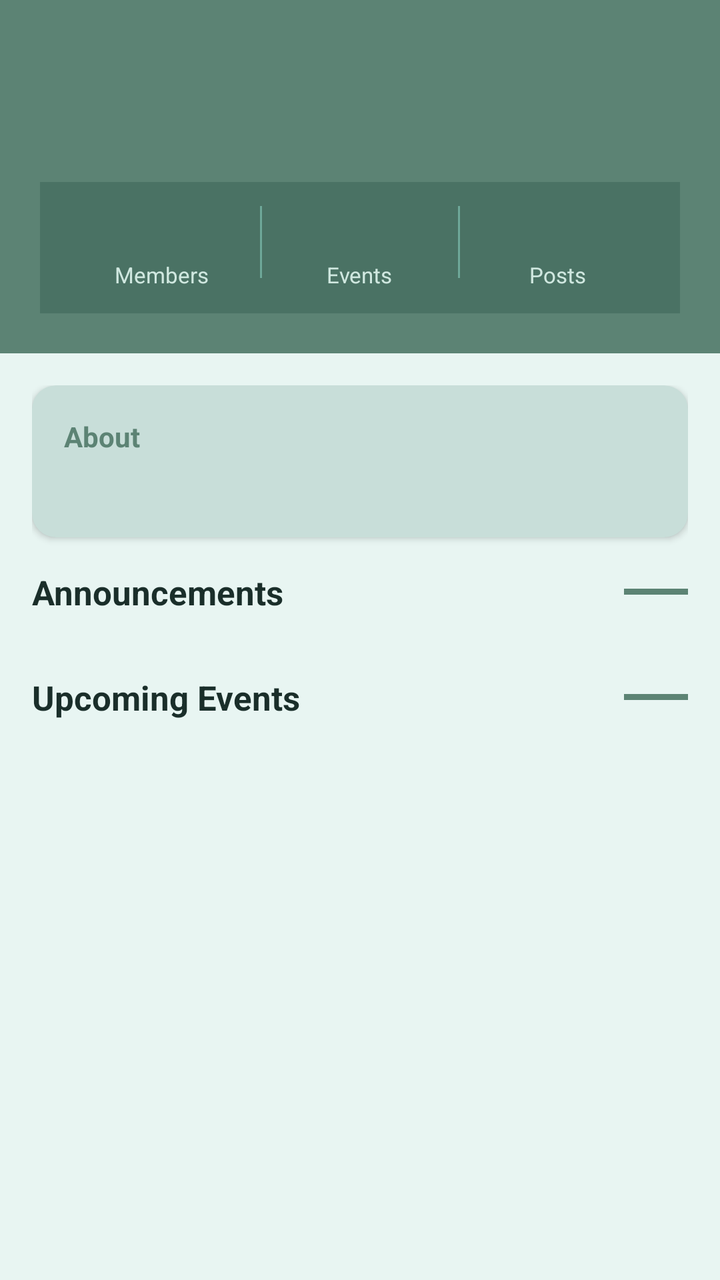
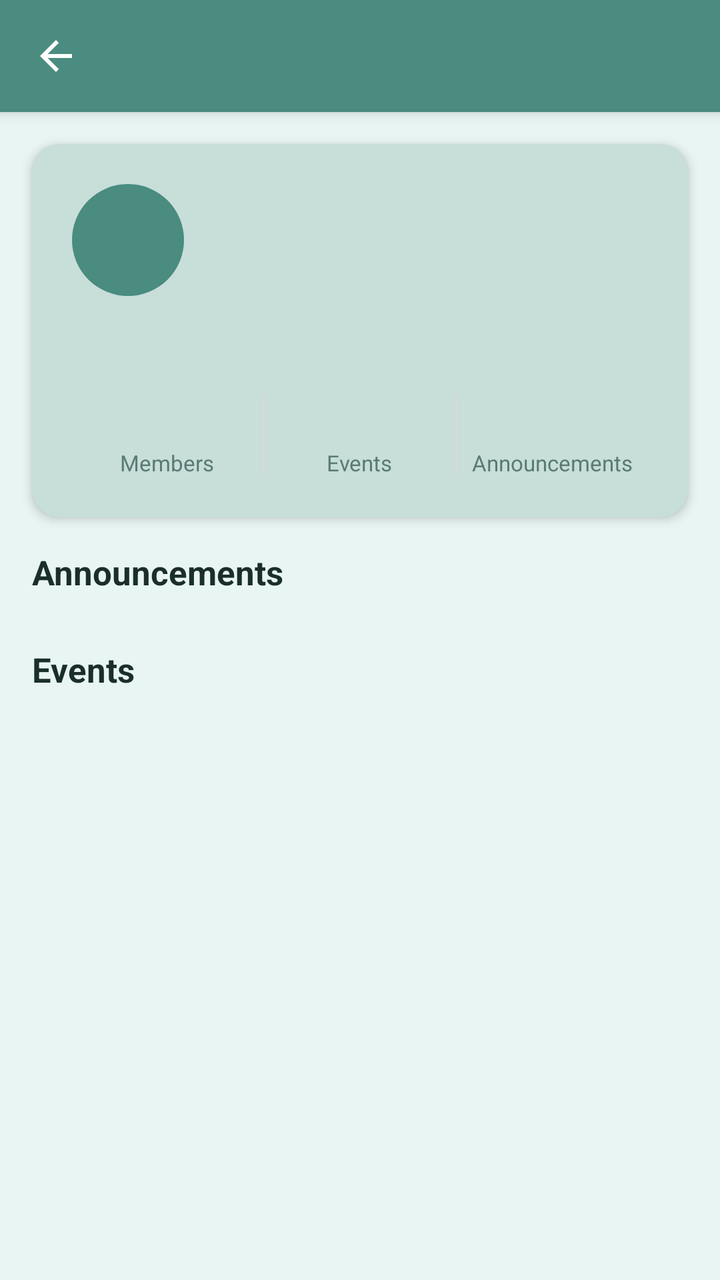

Compare the two renders of this Android layout. The source of the first and the diff that turns it into the second are given below.
<!-- AndroidManifest.xml: application theme Theme.CampusBiome -->
<!-- res/layout/fragment_society_details.xml -->
<?xml version="1.0" encoding="utf-8"?>
<LinearLayout
    xmlns:android="http://schemas.android.com/apk/res/android"
    xmlns:app="http://schemas.android.com/apk/res-auto"
    android:layout_width="match_parent"
    android:layout_height="match_parent"
    android:orientation="vertical"
    android:background="@color/background">

    
    <LinearLayout
        android:layout_width="match_parent"
        android:layout_height="wrap_content"
        android:orientation="vertical"
        android:background="#5C8374"
        android:padding="20dp">

        
        <LinearLayout
            android:layout_width="match_parent"
            android:layout_height="wrap_content"
            android:orientation="horizontal"
            android:gravity="center_vertical"
            android:layout_marginBottom="10dp">

            <TextView
                android:id="@+id/txtDetailName"
                android:layout_width="0dp"
                android:layout_height="wrap_content"
                android:layout_weight="1"
                android:textColor="#FFFFFF"
                android:textSize="22sp"
                android:textStyle="bold"/>

        </LinearLayout>

        
        <TextView
            android:id="@+id/txtDetailCategory"
            android:layout_width="wrap_content"
            android:layout_height="wrap_content"
            android:textColor="#D0E8E0"
            android:textSize="13sp"
            android:layout_marginBottom="14dp"/>

        
        <LinearLayout
            android:layout_width="match_parent"
            android:layout_height="wrap_content"
            android:orientation="horizontal"
            android:background="#4A7264"
            android:padding="12dp">

            <LinearLayout
                android:layout_width="0dp"
                android:layout_height="wrap_content"
                android:layout_weight="1"
                android:orientation="vertical"
                android:gravity="center">

                <TextView
                    android:id="@+id/txtStatMembersCount"
                    android:layout_width="wrap_content"
                    android:layout_height="wrap_content"
                    android:textSize="20sp"
                    android:textStyle="bold"
                    android:textColor="#FFFFFF"/>

                <TextView
                    android:layout_width="wrap_content"
                    android:layout_height="wrap_content"
                    android:text="Members"
                    android:textSize="11sp"
                    android:textColor="#D0E8E0"/>

            </LinearLayout>

            <View
                android:layout_width="1dp"
                android:layout_height="36dp"
                android:background="#6EA898"/>

            <LinearLayout
                android:layout_width="0dp"
                android:layout_height="wrap_content"
                android:layout_weight="1"
                android:orientation="vertical"
                android:gravity="center">

                <TextView
                    android:id="@+id/txtStatEventsCount"
                    android:layout_width="wrap_content"
                    android:layout_height="wrap_content"
                    android:textSize="20sp"
                    android:textStyle="bold"
                    android:textColor="#FFFFFF"/>

                <TextView
                    android:layout_width="wrap_content"
                    android:layout_height="wrap_content"
                    android:text="Events"
                    android:textSize="11sp"
                    android:textColor="#D0E8E0"/>

            </LinearLayout>

            <View
                android:layout_width="1dp"
                android:layout_height="36dp"
                android:background="#6EA898"/>

            <LinearLayout
                android:layout_width="0dp"
                android:layout_height="wrap_content"
                android:layout_weight="1"
                android:orientation="vertical"
                android:gravity="center">

                <TextView
                    android:id="@+id/txtStatAnnouncementsCount"
                    android:layout_width="wrap_content"
                    android:layout_height="wrap_content"
                    android:textSize="20sp"
                    android:textStyle="bold"
                    android:textColor="#FFFFFF"/>

                <TextView
                    android:layout_width="wrap_content"
                    android:layout_height="wrap_content"
                    android:text="Posts"
                    android:textSize="11sp"
                    android:textColor="#D0E8E0"/>

            </LinearLayout>

        </LinearLayout>

    </LinearLayout>

    
    <androidx.core.widget.NestedScrollView
        android:layout_width="match_parent"
        android:layout_height="match_parent">

        <LinearLayout
            android:layout_width="match_parent"
            android:layout_height="wrap_content"
            android:orientation="vertical"
            android:padding="16dp">

            
            <androidx.cardview.widget.CardView
                android:layout_width="match_parent"
                android:layout_height="wrap_content"
                android:layout_marginBottom="12dp"
                app:cardCornerRadius="12dp"
                app:cardElevation="2dp"
                app:cardBackgroundColor="@color/card_bg">

                <LinearLayout
                    android:layout_width="match_parent"
                    android:layout_height="wrap_content"
                    android:orientation="vertical"
                    android:padding="16dp">

                    <TextView
                        android:layout_width="wrap_content"
                        android:layout_height="wrap_content"
                        android:text="About"
                        android:textSize="14sp"
                        android:textStyle="bold"
                        android:textColor="#5C8374"
                        android:layout_marginBottom="6dp"/>

                    <TextView
                        android:id="@+id/txtDetailDescription"
                        android:layout_width="match_parent"
                        android:layout_height="wrap_content"
                        android:textSize="14sp"
                        android:textColor="@color/text_secondary"
                        android:lineSpacingMultiplier="1.4"/>

                </LinearLayout>

            </androidx.cardview.widget.CardView>

            
            <Button
                android:id="@+id/btnJoinSociety"
                android:layout_width="match_parent"
                android:layout_height="52dp"
                android:layout_marginBottom="12dp"
                android:text="Apply to Join"
                android:textSize="15sp"
                android:backgroundTint="#5C8374"
                style="@style/Widget.MaterialComponents.Button"
                app:cornerRadius="10dp"
                android:visibility="gone"/>

            
            <androidx.cardview.widget.CardView
                android:id="@+id/cardPendingNotice"
                android:layout_width="match_parent"
                android:layout_height="wrap_content"
                android:layout_marginBottom="12dp"
                app:cardCornerRadius="10dp"
                app:cardElevation="0dp"
                app:cardBackgroundColor="#FFF8E1"
                android:visibility="gone">

                <TextView
                    android:layout_width="match_parent"
                    android:layout_height="wrap_content"
                    android:padding="14dp"
                    android:text="⏳ Your membership request is pending admin approval."
                    android:textSize="13sp"
                    android:textColor="#F57F17"/>

            </androidx.cardview.widget.CardView>

            
            <LinearLayout
                android:id="@+id/layoutMemberActions"
                android:layout_width="match_parent"
                android:layout_height="wrap_content"
                android:orientation="vertical"
                android:layout_marginBottom="12dp"
                android:visibility="gone">

                <Button
                    android:id="@+id/btnLeaveSociety"
                    android:layout_width="match_parent"
                    android:layout_height="52dp"
                    android:text="Leave Society"
                    android:textSize="14sp"
                    android:backgroundTint="#FFEBEE"
                    android:textColor="#D32F2F"
                    style="@style/Widget.MaterialComponents.Button.OutlinedButton"
                    app:strokeColor="#FFCDD2"
                    app:cornerRadius="10dp"/>

            </LinearLayout>

            
            <LinearLayout
                android:layout_width="match_parent"
                android:layout_height="wrap_content"
                android:orientation="horizontal"
                android:gravity="center_vertical"
                android:layout_marginBottom="10dp"
                android:layout_marginTop="4dp">

                <TextView
                    android:layout_width="0dp"
                    android:layout_height="wrap_content"
                    android:layout_weight="1"
                    android:text="Announcements"
                    android:textSize="17sp"
                    android:textStyle="bold"
                    android:textColor="@color/text_primary"/>

                <View
                    android:layout_width="32dp"
                    android:layout_height="3dp"
                    android:background="#5C8374"/>

            </LinearLayout>

            <TextView
                android:id="@+id/txtNoAnnouncements"
                android:layout_width="match_parent"
                android:layout_height="wrap_content"
                android:text="No announcements yet."
                android:textColor="@color/text_secondary"
                android:textSize="13sp"
                android:gravity="center"
                android:paddingBottom="8dp"
                android:visibility="gone"/>

            <androidx.recyclerview.widget.RecyclerView
                android:id="@+id/recyclerAnnouncements"
                android:layout_width="match_parent"
                android:layout_height="wrap_content"
                android:nestedScrollingEnabled="false"
                android:clipToPadding="false"/>

            
            <LinearLayout
                android:layout_width="match_parent"
                android:layout_height="wrap_content"
                android:orientation="horizontal"
                android:gravity="center_vertical"
                android:layout_marginBottom="10dp"
                android:layout_marginTop="20dp">

                <TextView
                    android:layout_width="0dp"
                    android:layout_height="wrap_content"
                    android:layout_weight="1"
                    android:text="Upcoming Events"
                    android:textSize="17sp"
                    android:textStyle="bold"
                    android:textColor="@color/text_primary"/>

                <View
                    android:layout_width="32dp"
                    android:layout_height="3dp"
                    android:background="#5C8374"/>

            </LinearLayout>

            <TextView
                android:id="@+id/txtNoEvents"
                android:layout_width="match_parent"
                android:layout_height="wrap_content"
                android:text="No upcoming events."
                android:textColor="@color/text_secondary"
                android:textSize="13sp"
                android:gravity="center"
                android:paddingBottom="8dp"
                android:visibility="gone"/>

            <androidx.recyclerview.widget.RecyclerView
                android:id="@+id/recyclerEvents"
                android:layout_width="match_parent"
                android:layout_height="wrap_content"
                android:nestedScrollingEnabled="false"
                android:clipToPadding="false"/>

            <View android:layout_width="match_parent" android:layout_height="24dp"/>

        </LinearLayout>

    </androidx.core.widget.NestedScrollView>

</LinearLayout>
<!-- resources referenced by this layout -->
<resources>
  <color name="background">#E8F5F2</color>
  <color name="card_bg">#C8DED9</color>
  <color name="text_primary">#1A2E2A</color>
  <color name="text_secondary">#5A7A74</color>
  <style name="Theme.CampusBiome" parent="Theme.MaterialComponents.Light.NoActionBar">
          <item name="colorPrimary">@color/primary</item>
          <item name="colorPrimaryDark">@color/primary_dark</item>
          <item name="colorAccent">@color/accent</item>
          <item name="android:windowBackground">@color/background</item>
      </style>
  <color name="primary">#4A8C7F</color>
  <color name="primary_dark">#3A7066</color>
  <color name="accent">#2D6A5E</color>
</resources>

<!-- the commit's change to res/layout/fragment_society_details.xml (unified diff, before → after) -->
@@ -1,187 +1,191 @@
 <?xml version="1.0" encoding="utf-8"?>
-<LinearLayout
+<androidx.coordinatorlayout.widget.CoordinatorLayout
     xmlns:android="http://schemas.android.com/apk/res/android"
     xmlns:app="http://schemas.android.com/apk/res-auto"
     android:layout_width="match_parent"
     android:layout_height="match_parent"
-    android:orientation="vertical"
     android:background="@color/background">
 
-    
-    <LinearLayout
+    <com.google.android.material.appbar.AppBarLayout
         android:layout_width="match_parent"
         android:layout_height="wrap_content"
-        android:orientation="vertical"
-        android:background="#5C8374"
-        android:padding="20dp">
-
-        
+        android:background="@color/primary"
+        app:elevation="4dp">
+
+        <com.google.android.material.appbar.MaterialToolbar
+            android:id="@+id/toolbar"
+            android:layout_width="match_parent"
+            android:layout_height="?attr/actionBarSize"
+            app:navigationIcon="@drawable/ic_back"
+            app:navigationIconTint="@color/white"
+            app:titleTextColor="@color/white"
+            android:background="@color/primary"/>
+    </com.google.android.material.appbar.AppBarLayout>
+
+    <androidx.core.widget.NestedScrollView
+        android:layout_width="match_parent"
+        android:layout_height="match_parent"
+        app:layout_behavior="@string/appbar_scrolling_view_behavior">
+
         <LinearLayout
             android:layout_width="match_parent"
             android:layout_height="wrap_content"
-            android:orientation="horizontal"
-            android:gravity="center_vertical"
-            android:layout_marginBottom="10dp">
-
-            <TextView
-                android:id="@+id/txtDetailName"
-                android:layout_width="0dp"
-                android:layout_height="wrap_content"
-                android:layout_weight="1"
-                android:textColor="#FFFFFF"
-                android:textSize="22sp"
-                android:textStyle="bold"/>
-
-        </LinearLayout>
-
-        
-        <TextView
-            android:id="@+id/txtDetailCategory"
-            android:layout_width="wrap_content"
-            android:layout_height="wrap_content"
-            android:textColor="#D0E8E0"
-            android:textSize="13sp"
-            android:layout_marginBottom="14dp"/>
-
-        
-        <LinearLayout
-            android:layout_width="match_parent"
-            android:layout_height="wrap_content"
-            android:orientation="horizontal"
-            android:background="#4A7264"
-            android:padding="12dp">
-
-            <LinearLayout
-                android:layout_width="0dp"
-                android:layout_height="wrap_content"
-                android:layout_weight="1"
-                android:orientation="vertical"
-                android:gravity="center">
-
-                <TextView
-                    android:id="@+id/txtStatMembersCount"
-                    android:layout_width="wrap_content"
-                    android:layout_height="wrap_content"
-                    android:textSize="20sp"
-                    android:textStyle="bold"
-                    android:textColor="#FFFFFF"/>
-
-                <TextView
-                    android:layout_width="wrap_content"
-                    android:layout_height="wrap_content"
-                    android:text="Members"
-                    android:textSize="11sp"
-                    android:textColor="#D0E8E0"/>
-
-            </LinearLayout>
-
-            <View
-                android:layout_width="1dp"
-                android:layout_height="36dp"
-                android:background="#6EA898"/>
-
-            <LinearLayout
-                android:layout_width="0dp"
-                android:layout_height="wrap_content"
-                android:layout_weight="1"
-                android:orientation="vertical"
-                android:gravity="center">
-
-                <TextView
-                    android:id="@+id/txtStatEventsCount"
-                    android:layout_width="wrap_content"
-                    android:layout_height="wrap_content"
-                    android:textSize="20sp"
-                    android:textStyle="bold"
-                    android:textColor="#FFFFFF"/>
-
-                <TextView
-                    android:layout_width="wrap_content"
-                    android:layout_height="wrap_content"
-                    android:text="Events"
-                    android:textSize="11sp"
-                    android:textColor="#D0E8E0"/>
-
-            </LinearLayout>
-
-            <View
-                android:layout_width="1dp"
-                android:layout_height="36dp"
-                android:background="#6EA898"/>
-
-            <LinearLayout
-                android:layout_width="0dp"
-                android:layout_height="wrap_content"
-                android:layout_weight="1"
-                android:orientation="vertical"
-                android:gravity="center">
-
-                <TextView
-                    android:id="@+id/txtStatAnnouncementsCount"
-                    android:layout_width="wrap_content"
-                    android:layout_height="wrap_content"
-                    android:textSize="20sp"
-                    android:textStyle="bold"
-                    android:textColor="#FFFFFF"/>
-
-                <TextView
-                    android:layout_width="wrap_content"
-                    android:layout_height="wrap_content"
-                    android:text="Posts"
-                    android:textSize="11sp"
-                    android:textColor="#D0E8E0"/>
-
-            </LinearLayout>
-
-        </LinearLayout>
-
-    </LinearLayout>
-
-    
-    <androidx.core.widget.NestedScrollView
-        android:layout_width="match_parent"
-        android:layout_height="match_parent">
-
-        <LinearLayout
-            android:layout_width="match_parent"
-            android:layout_height="wrap_content"
-            android:orientation="vertical"
-            android:padding="16dp">
+            android:orientation="vertical">
 
             
             <androidx.cardview.widget.CardView
                 android:layout_width="match_parent"
                 android:layout_height="wrap_content"
-                android:layout_marginBottom="12dp"
-                app:cardCornerRadius="12dp"
-                app:cardElevation="2dp"
+                android:layout_margin="16dp"
+                app:cardCornerRadius="14dp"
+                app:cardElevation="3dp"
                 app:cardBackgroundColor="@color/card_bg">
 
                 <LinearLayout
                     android:layout_width="match_parent"
                     android:layout_height="wrap_content"
                     android:orientation="vertical"
-                    android:padding="16dp">
-
-                    <TextView
-                        android:layout_width="wrap_content"
+                    android:padding="20dp">
+
+                    
+                    <LinearLayout
+                        android:layout_width="match_parent"
                         android:layout_height="wrap_content"
-                        android:text="About"
-                        android:textSize="14sp"
-                        android:textStyle="bold"
-                        android:textColor="#5C8374"
-                        android:layout_marginBottom="6dp"/>
-
+                        android:orientation="horizontal"
+                        android:gravity="center_vertical">
+
+                        <TextView
+                            android:id="@+id/txtDetailInitial"
+                            android:layout_width="56dp"
+                            android:layout_height="56dp"
+                            android:gravity="center"
+                            android:textSize="22sp"
+                            android:textStyle="bold"
+                            android:textColor="@color/white"
+                            android:background="@drawable/bg_avatar_circle"/>
+
+                        <LinearLayout
+                            android:layout_width="0dp"
+                            android:layout_height="wrap_content"
+                            android:layout_weight="1"
+                            android:orientation="vertical"
+                            android:layout_marginStart="14dp">
+
+                            <TextView
+                                android:id="@+id/txtDetailName"
+                                android:layout_width="wrap_content"
+                                android:layout_height="wrap_content"
+                                android:textSize="20sp"
+                                android:textStyle="bold"
+                                android:textColor="@color/text_primary"/>
+
+                            <TextView
+                                android:id="@+id/txtDetailCategory"
+                                android:layout_width="wrap_content"
+                                android:layout_height="wrap_content"
+                                android:textSize="13sp"
+                                android:textColor="@color/primary"
+                                android:layout_marginTop="2dp"/>
+                        </LinearLayout>
+                    </LinearLayout>
+
+                    
                     <TextView
                         android:id="@+id/txtDetailDescription"
                         android:layout_width="match_parent"
                         android:layout_height="wrap_content"
+                        android:layout_marginTop="14dp"
                         android:textSize="14sp"
                         android:textColor="@color/text_secondary"
                         android:lineSpacingMultiplier="1.4"/>
 
+                    
+                    <LinearLayout
+                        android:layout_width="match_parent"
+                        android:layout_height="wrap_content"
+                        android:orientation="horizontal"
+                        android:layout_marginTop="16dp">
+
+                        <LinearLayout
+                            android:layout_width="0dp"
+                            android:layout_height="wrap_content"
+                            android:layout_weight="1"
+                            android:orientation="vertical"
+                            android:gravity="center">
+
+                            <TextView
+                                android:id="@+id/txtStatMembersCount"
+                                android:layout_width="wrap_content"
+                                android:layout_height="wrap_content"
+                                android:textSize="20sp"
+                                android:textStyle="bold"
+                                android:textColor="@color/primary"/>
+
+                            <TextView
+                                android:layout_width="wrap_content"
+                                android:layout_height="wrap_content"
+                                android:text="Members"
+                                android:textSize="11sp"
+                                android:textColor="@color/text_secondary"/>
+                        </LinearLayout>
+
+                        <View
+                            android:layout_width="1dp"
+                            android:layout_height="40dp"
+                            android:background="@color/divider"/>
+
+                        <LinearLayout
+                            android:layout_width="0dp"
+                            android:layout_height="wrap_content"
+                            android:layout_weight="1"
+                            android:orientation="vertical"
+                            android:gravity="center">
+
+                            <TextView
+                                android:id="@+id/txtStatEventsCount"
+                                android:layout_width="wrap_content"
+                                android:layout_height="wrap_content"
+                                android:textSize="20sp"
+                                android:textStyle="bold"
+                                android:textColor="@color/primary"/>
+
+                            <TextView
+                                android:layout_width="wrap_content"
+                                android:layout_height="wrap_content"
+                                android:text="Events"
+                                android:textSize="11sp"
+                                android:textColor="@color/text_secondary"/>
+                        </LinearLayout>
+
+                        <View
+                            android:layout_width="1dp"
+                            android:layout_height="40dp"
+                            android:background="@color/divider"/>
+
+                        <LinearLayout
+                            android:layout_width="0dp"
+                            android:layout_height="wrap_content"
+                            android:layout_weight="1"
+                            android:orientation="vertical"
+                            android:gravity="center">
+
+                            <TextView
+                                android:id="@+id/txtStatAnnouncementsCount"
+                                android:layout_width="wrap_content"
+                                android:layout_height="wrap_content"
+                                android:textSize="20sp"
+                                android:textStyle="bold"
+                                android:textColor="@color/primary"/>
+
+                            <TextView
+                                android:layout_width="wrap_content"
+                                android:layout_height="wrap_content"
+                                android:text="Announcements"
+                                android:textSize="11sp"
+                                android:textColor="@color/text_secondary"/>
+                        </LinearLayout>
+                    </LinearLayout>
                 </LinearLayout>
-
             </androidx.cardview.widget.CardView>
 
             
@@ -189,10 +193,12 @@
                 android:id="@+id/btnJoinSociety"
                 android:layout_width="match_parent"
                 android:layout_height="52dp"
+                android:layout_marginStart="16dp"
+                android:layout_marginEnd="16dp"
                 android:layout_marginBottom="12dp"
                 android:text="Apply to Join"
                 android:textSize="15sp"
-                android:backgroundTint="#5C8374"
+                android:backgroundTint="@color/primary"
                 style="@style/Widget.MaterialComponents.Button"
                 app:cornerRadius="10dp"
                 android:visibility="gone"/>
@@ -202,6 +208,8 @@
                 android:id="@+id/cardPendingNotice"
                 android:layout_width="match_parent"
                 android:layout_height="wrap_content"
+                android:layout_marginStart="16dp"
+                android:layout_marginEnd="16dp"
                 android:layout_marginBottom="12dp"
                 app:cardCornerRadius="10dp"
                 app:cardElevation="0dp"
@@ -215,7 +223,6 @@
                     android:text="⏳ Your membership request is pending admin approval."
                     android:textSize="13sp"
                     android:textColor="#F57F17"/>
-
             </androidx.cardview.widget.CardView>
 
             
@@ -224,6 +231,8 @@
                 android:layout_width="match_parent"
                 android:layout_height="wrap_content"
                 android:orientation="vertical"
+                android:paddingStart="16dp"
+                android:paddingEnd="16dp"
                 android:layout_marginBottom="12dp"
                 android:visibility="gone">
 
@@ -238,33 +247,19 @@
                     style="@style/Widget.MaterialComponents.Button.OutlinedButton"
                     app:strokeColor="#FFCDD2"
                     app:cornerRadius="10dp"/>
-
             </LinearLayout>
 
             
-            <LinearLayout
-                android:layout_width="match_parent"
-                android:layout_height="wrap_content"
-                android:orientation="horizontal"
-                android:gravity="center_vertical"
-                android:layout_marginBottom="10dp"
-                android:layout_marginTop="4dp">
-
-                <TextView
-                    android:layout_width="0dp"
-                    android:layout_height="wrap_content"
-                    android:layout_weight="1"
-                    android:text="Announcements"
-                    android:textSize="17sp"
-                    android:textStyle="bold"
-                    android:textColor="@color/text_primary"/>
-
-                <View
-                    android:layout_width="32dp"
-                    android:layout_height="3dp"
-                    android:background="#5C8374"/>
-
-            </LinearLayout>
+            <TextView
+                android:layout_width="match_parent"
+                android:layout_height="wrap_content"
+                android:text="Announcements"
+                android:textSize="17sp"
+                android:textStyle="bold"
+                android:textColor="@color/text_primary"
+                android:paddingStart="16dp"
+                android:paddingEnd="16dp"
+                android:layout_marginBottom="10dp"/>
 
             <TextView
                 android:id="@+id/txtNoAnnouncements"
@@ -282,32 +277,22 @@
                 android:layout_width="match_parent"
                 android:layout_height="wrap_content"
                 android:nestedScrollingEnabled="false"
+                android:paddingStart="16dp"
+                android:paddingEnd="16dp"
                 android:clipToPadding="false"/>
 
             
-            <LinearLayout
-                android:layout_width="match_parent"
-                android:layout_height="wrap_content"
-                android:orientation="horizontal"
-                android:gravity="center_vertical"
-                android:layout_marginBottom="10dp"
-                android:layout_marginTop="20dp">
-
-                <TextView
-                    android:layout_width="0dp"
-                    android:layout_height="wrap_content"
-                    android:layout_weight="1"
-                    android:text="Upcoming Events"
-                    android:textSize="17sp"
-                    android:textStyle="bold"
-                    android:textColor="@color/text_primary"/>
-
-                <View
-                    android:layout_width="32dp"
-                    android:layout_height="3dp"
-                    android:background="#5C8374"/>
-
-            </LinearLayout>
+            <TextView
+                android:layout_width="match_parent"
+                android:layout_height="wrap_content"
+                android:text="Events"
+                android:textSize="17sp"
+                android:textStyle="bold"
+                android:textColor="@color/text_primary"
+                android:paddingStart="16dp"
+                android:paddingEnd="16dp"
+                android:layout_marginTop="16dp"
+                android:layout_marginBottom="10dp"/>
 
             <TextView
                 android:id="@+id/txtNoEvents"
@@ -325,12 +310,13 @@
                 android:layout_width="match_parent"
                 android:layout_height="wrap_content"
                 android:nestedScrollingEnabled="false"
+                android:paddingStart="16dp"
+                android:paddingEnd="16dp"
                 android:clipToPadding="false"/>
 
             <View android:layout_width="match_parent" android:layout_height="24dp"/>
 
         </LinearLayout>
-
     </androidx.core.widget.NestedScrollView>
 
-</LinearLayout>
+</androidx.coordinatorlayout.widget.CoordinatorLayout>
<!-- resource entries referenced after the edit -->
@@ -2,8 +2,22 @@
 <resources>
   <color name="background">#E8F5F2</color>
   <color name="card_bg">#C8DED9</color>
+  <color name="divider">#D9D9D9</color>
   <color name="text_primary">#1A2E2A</color>
   <color name="text_secondary">#5A7A74</color>
+  <color name="white">#FFFFFFFF</color>
+  <!-- drawable bg_avatar_circle (drawable) -->
+  <?xml version="1.0" encoding="utf-8"?>
+  <shape xmlns:android="http://schemas.android.com/apk/res/android"
+      android:shape="oval">
+      <solid android:color="@color/primary"/>
+  </shape>
+  <!-- drawable ic_back (drawable) -->
+  <vector xmlns:android="http://schemas.android.com/apk/res/android" android:autoMirrored="true" android:height="24dp" android:tint="#000000" android:viewportHeight="24" android:viewportWidth="24" android:width="24dp">
+        
+      <path android:fillColor="@android:color/white" android:pathData="M20,11H7.83l5.59,-5.59L12,4l-8,8 8,8 1.41,-1.41L7.83,13H20v-2z"/>
+      
+  </vector>
   <style name="Theme.CampusBiome" parent="Theme.MaterialComponents.Light.NoActionBar">
           <item name="colorPrimary">@color/primary</item>
           <item name="colorPrimaryDark">@color/primary_dark</item>
